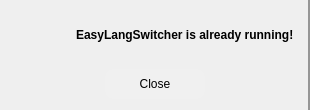
The window that src/ui/forms/EasyLangSwitcher_warning.ui (egoisticdesire/EasyLangSwitcher) describes before a commit, drawn with Qt 5.
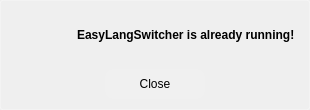
The same window after the commit. Icons and pictures are not drawn.

What changed in the file:
```diff
--- a/src/ui/forms/EasyLangSwitcher_warning.ui
+++ b/src/ui/forms/EasyLangSwitcher_warning.ui
@@ -45,11 +45,10 @@
     <widget class="QFrame" name="background_frame">
      <property name="styleSheet">
       <string notr="true">QFrame#background_frame {
-/*border-top-left-radius: 8px;
-border-bottom-left-radius: 8px;
-border: 1px solid rgba(255, 255, 255, 66);*/
-border: 1px solid transparent;
-border-right: 2px solid rgba(12, 12, 12, 100);
+/*border: 1px solid transparent;*/
+border: 1px solid rgba(255, 255, 255, 66);
+border-radius: 2px;
+color: rgba(255, 255, 255, 225);
 background: transparent;
 }
 QFrame#background_frame QPushButton {
@@ -72,6 +71,7 @@
 QFrame#background_frame QPushButton#icon_label:checked,
 QFrame#background_frame QPushButton#icon_label:focus {
 padding: 0;
+color: rgba(255, 255, 255, 225);
 background: transparent;
 border: 1px solid transparent;
 }</string>
```
